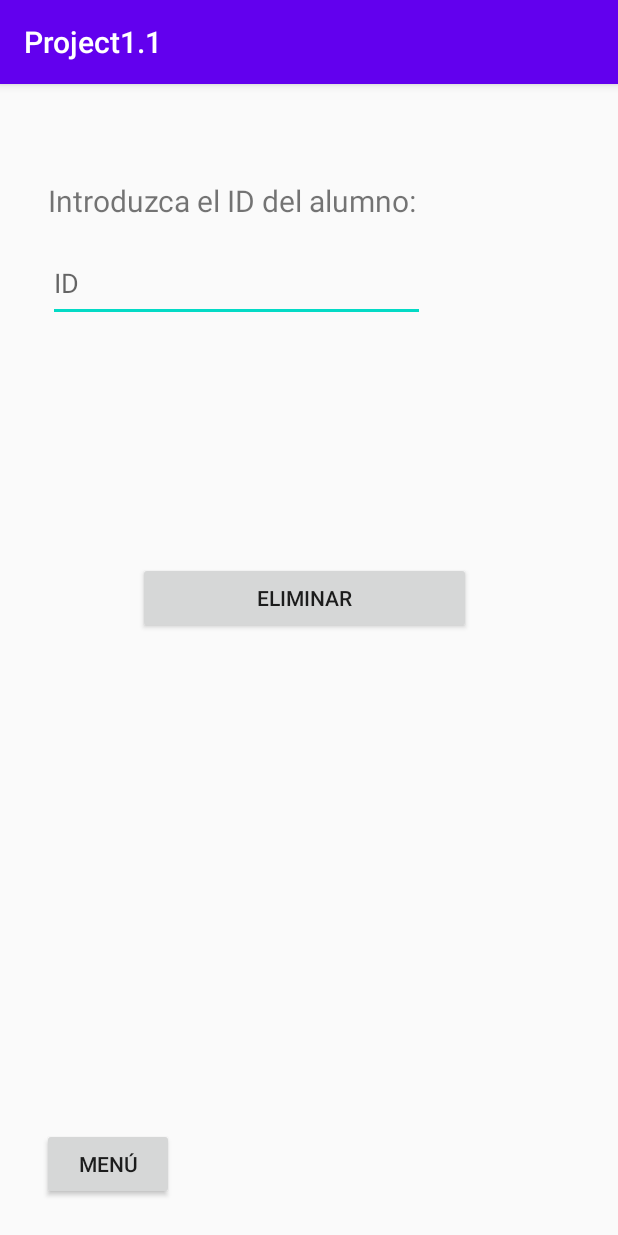
After one commit to sergiomunrui/Project1.1, an Android app: the EliminarActivity screen opened directly, with no data from a screen before it, on a phone screen of 412 x 824 dp. The commit adds this screen. Run offline under Robolectric (Android 15) with nearby library versions, the phone set to English and light mode, and no system bars.

Commit message:
Añadida activity Eliminar con mensaje de advertencia

```diff
--- a/app/src/main/java/com/sergio/project11/MainActivity.java
+++ b/app/src/main/java/com/sergio/project11/MainActivity.java
@@ -18,4 +18,10 @@ public class MainActivity extends AppCompatActivity {
         Intent i = new Intent(this, RegistrarActivity.class);
         startActivity(i);
     }
+
+    //Método para pasar a EliminarActivity
+    public void Eliminar(View view){
+        Intent i = new Intent(this, EliminarActivity.class);
+        startActivity(i);
+    }
 }
--- /dev/null
+++ b/app/src/main/res/layout/activity_eliminar.xml
@@ -0,0 +1,52 @@
+<?xml version="1.0" encoding="utf-8"?>
+<android.support.constraint.ConstraintLayout xmlns:android="http://schemas.android.com/apk/res/android"
+    xmlns:app="http://schemas.android.com/apk/res-auto"
+    xmlns:tools="http://schemas.android.com/tools"
+    android:layout_width="match_parent"
+    android:layout_height="match_parent"
+    tools:context=".EliminarActivity">
+
+    <EditText
+        android:id="@+id/etEliminarID"
+        android:layout_width="251dp"
+        android:layout_height="51dp"
+        android:layout_marginStart="32dp"
+        android:layout_marginTop="16dp"
+        android:ems="10"
+        android:hint="@string/etRegistrarID"
+        android:inputType="textPersonName"
+        app:layout_constraintStart_toStartOf="parent"
+        app:layout_constraintTop_toBottomOf="@+id/tvEliminarID" />
+
+    <Button
+        android:id="@+id/btnEliminar"
+        android:layout_width="222dp"
+        android:layout_height="48dp"
+        android:layout_marginStart="92dp"
+        android:layout_marginTop="160dp"
+        android:onClick="eliminarAlumno"
+        android:text="@string/btnEliminar"
+        app:layout_constraintStart_toStartOf="parent"
+        app:layout_constraintTop_toBottomOf="@+id/etEliminarID" />
+
+    <Button
+        android:id="@+id/button4"
+        android:layout_width="wrap_content"
+        android:layout_height="wrap_content"
+        android:layout_marginStart="28dp"
+        android:layout_marginBottom="24dp"
+        android:text="@string/btnMenu"
+        app:layout_constraintBottom_toBottomOf="parent"
+        app:layout_constraintStart_toStartOf="parent" />
+
+    <TextView
+        android:id="@+id/tvEliminarID"
+        android:layout_width="wrap_content"
+        android:layout_height="wrap_content"
+        android:layout_marginStart="32dp"
+        android:layout_marginTop="64dp"
+        android:text="@string/tvEliminarID"
+        android:textSize="20sp"
+        app:layout_constraintStart_toStartOf="parent"
+        app:layout_constraintTop_toTopOf="parent" />
+</android.support.constraint.ConstraintLayout>
--- a/app/src/main/res/layout/activity_main.xml
+++ b/app/src/main/res/layout/activity_main.xml
@@ -43,6 +43,7 @@
         android:layout_height="50dp"
         android:layout_marginStart="104dp"
         android:layout_marginTop="48dp"
+        android:onClick="Eliminar"
         android:text="@string/btnMenuEliminar"
         app:layout_constraintStart_toStartOf="parent"
         app:layout_constraintTop_toBottomOf="@+id/btnMenuModificar" />
--- a/app/src/main/res/values/strings.xml
+++ b/app/src/main/res/values/strings.xml
@@ -46,5 +46,7 @@
         <item>Inglés</item>
         <item>Educación Física</item>
     </string-array>
+    <string name="tvEliminarID">Introduzca el ID del alumno:</string>
+    <string name="btnEliminar">Eliminar</string>
 
 </resources>
```
Also changed, not shown: app/src/main/AndroidManifest.xml (+7 -0 lines), app/src/main/java/com/sergio/project11/EliminarActivity.java (added, +65 -0 lines).
